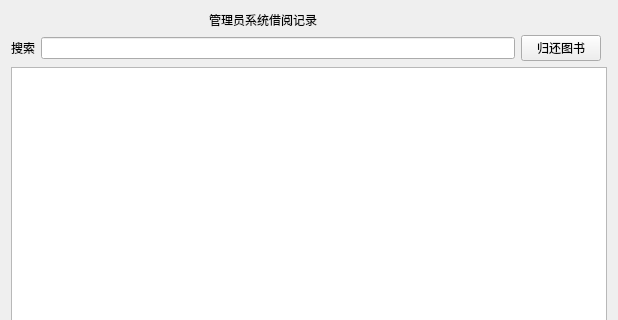
ZF-Xie/book-manager, file bookmgr/cell/cell_bookhis.ui: the form before one commit; both pictures show x 0 to 618 and y 0 to 320 of the 618 by 525 pixel window.
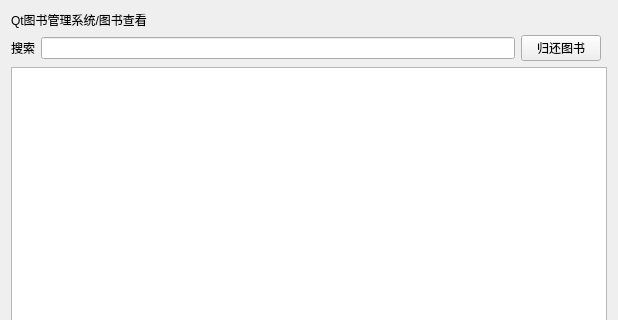
The form after the commit.

Diff of the .ui file:
```diff
--- a/bookmgr/cell/cell_bookhis.ui
+++ b/bookmgr/cell/cell_bookhis.ui
@@ -17,10 +17,10 @@
    <item row="0" column="0" colspan="2">
     <widget class="QLabel" name="label_2">
      <property name="text">
-      <string>管理员系统借阅记录</string>
+      <string>Qt图书管理系统/图书查看</string>
      </property>
      <property name="alignment">
-      <set>Qt::AlignCenter</set>
+      <set>Qt::AlignLeading|Qt::AlignLeft|Qt::AlignVCenter</set>
      </property>
     </widget>
    </item>
```
